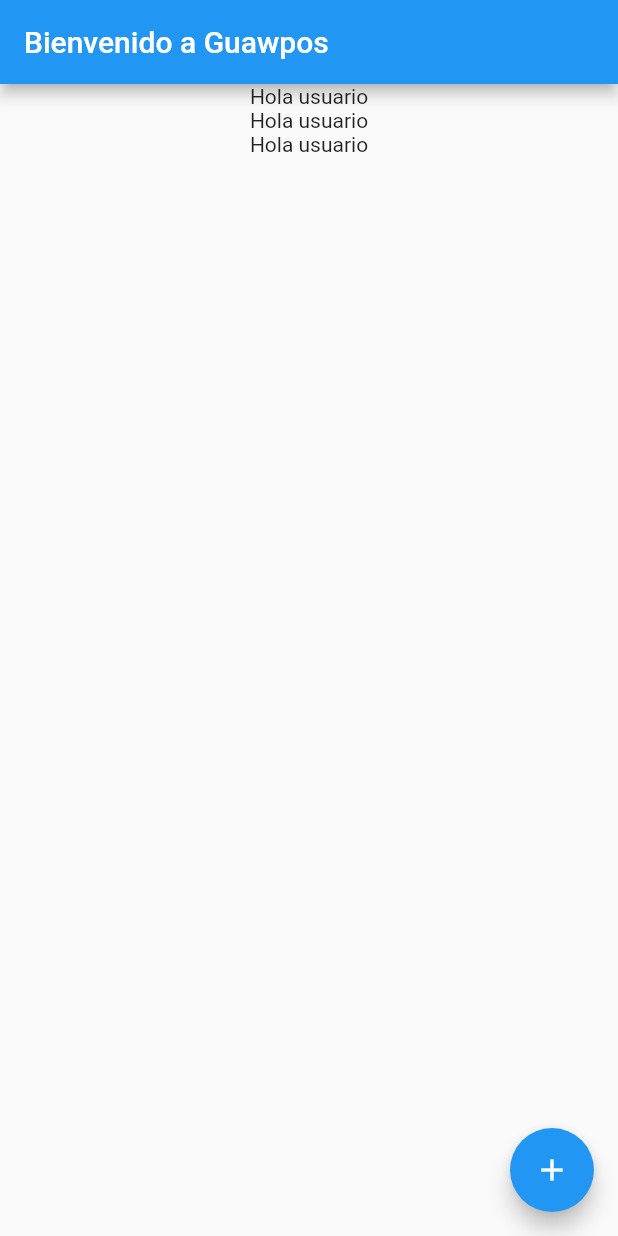
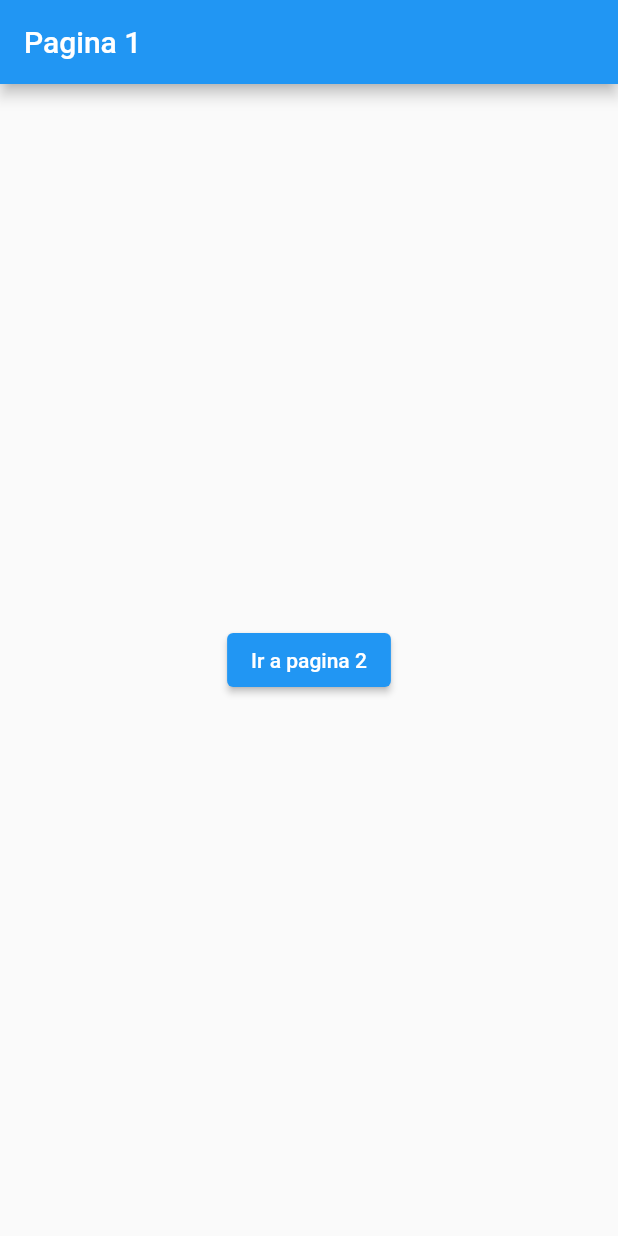
Before and after one commit to JuanMoreno1207/GuawposApp, a Flutter app: the screen it shows after launch, on a phone screen of 412 x 824 dp. Run offline on Flutter 3.47's test engine with Material 2 defaults, Android fonts, the phone set to English and light mode, and no system bars.

Commit message:
navegacion entre paginas

```diff
--- /dev/null
+++ b/guawpos_app/lib/Pages/Pagina1.dart
@@ -0,0 +1,27 @@
+import 'package:flutter/material.dart';
+import 'package:guawpos_app/Pages/Pagina2.dart';
+
+class Pagina1 extends StatelessWidget {
+  const Pagina1({super.key});
+
+  @override
+  Widget build(BuildContext context) {
+    return Scaffold(
+      appBar: AppBar(
+        title: const Text("Pagina 1"),
+      ),
+      body: Center(
+        child: ElevatedButton(
+          onPressed: () {
+            Navigator.push(
+                context,
+                MaterialPageRoute(
+                  builder: (context) => const Pagina2(),
+                ));
+          },
+          child: const Text("Ir a pagina 2"),
+        ),
+      ),
+    );
+  }
+}
--- a/guawpos_app/lib/main.dart
+++ b/guawpos_app/lib/main.dart
@@ -1,4 +1,9 @@
+// ignore_for_file: camel_case_types
+
 import 'package:flutter/material.dart';
+import 'package:guawpos_app/Pages/Pagina1.dart';
+
+import 'Pages/Ejercicio1.dart';
 
 //Se declara metodo main, por defecto siempre comienza por main
 void main(List<String> args) {
@@ -17,32 +22,19 @@ class Myapp extends StatelessWidget {
   @override
   Widget build(BuildContext context) {
     //retornamos una constante de tipo MaterialApp con ciertas propiedades
-    return MaterialApp(
-      title: 'GuawposPet',
-      //Se declara la pantilla Scaffold
-      home: Scaffold(
-        //Dentro de ella el componente Appbar
-        appBar: AppBar(
-          title: const Text('Bienvenido a Guawpos'),
-        ),
-        //Igualmente podemos declarar un cuerpo para el layout Scaffold
-        body: Center(
-            child: Column(children: const [
-          Text('Hola usuario'),
-          Text('Hola usuario'),
-          Text('Hola usuario'),
-        ])),
-        //Tambien el boton de accion
-        floatingActionButton: FloatingActionButton(
-          onPressed: () {},
-          child: const Icon(Icons.add),
-        ),
-      ),
-      debugShowCheckedModeBanner: true,
-    );
+    return const MaterialApp(
+        title: 'GuawposPet',
+        home: Pagina1(),
+        // home: Ejercicio_Page(
+        //   urlimagen:
+        //       "https://kanu.vtexassets.com/arquivos/ids/156130-800-auto?v=636275043635230000&width=800&height=auto&aspect=true",
+        //   nombre: "Max cat (Adultos)",
+        //   referencia: "10 KG",
+        //   numeroFavoritos: 10,
+        //   descripcion:
+        //       "Max - Cat Gatito Pollo, es rico en taurina, que es buena para el corazón del felino y además es un excelente auxiliar en la salud del tracto urinario y del corazón de tu gato, es una excelente comida para tu mascota, aporta nutrientes que tu felino necesita, mejora su visión.",
+        // ),
+        debugShowMaterialGrid: false,
+        debugShowCheckedModeBanner: true);
   }
 }
-
-void saludo() {
-  print('Hola mundo!');
-}
```
Also changed, not shown: guawpos_app/lib/Pages/DemoPage.dart (added, +27 -0 lines), guawpos_app/lib/Pages/Ejercicio1.dart (added, +54 -0 lines), guawpos_app/lib/Pages/Pagina2.dart (added, +18 -0 lines), guawpos_app/lib/Widgets/Informacion.dart (added, +36 -0 lines), guawpos_app/lib/Widgets/OpcionAccion.dart (added, +15 -0 lines), guawpos_app/lib/Widgets/favoritos.dart (added, +34 -0 lines), 1 other file.
